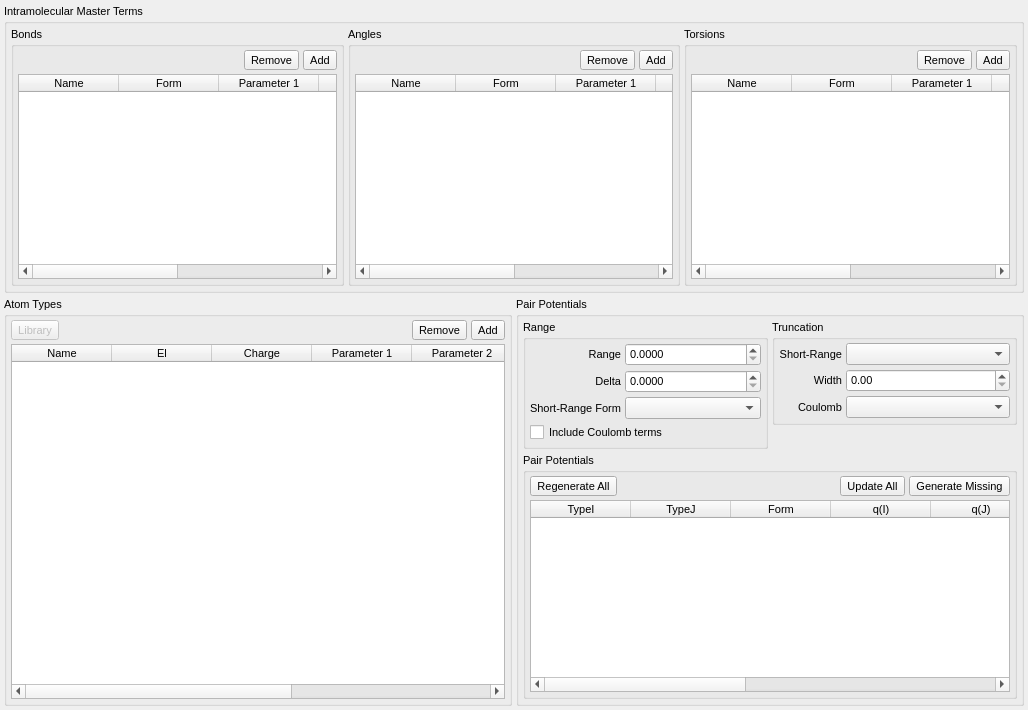
The window that src/gui/forcefieldtab.ui (disorderedmaterials/dissolve) describes before a commit, drawn with Qt 5.
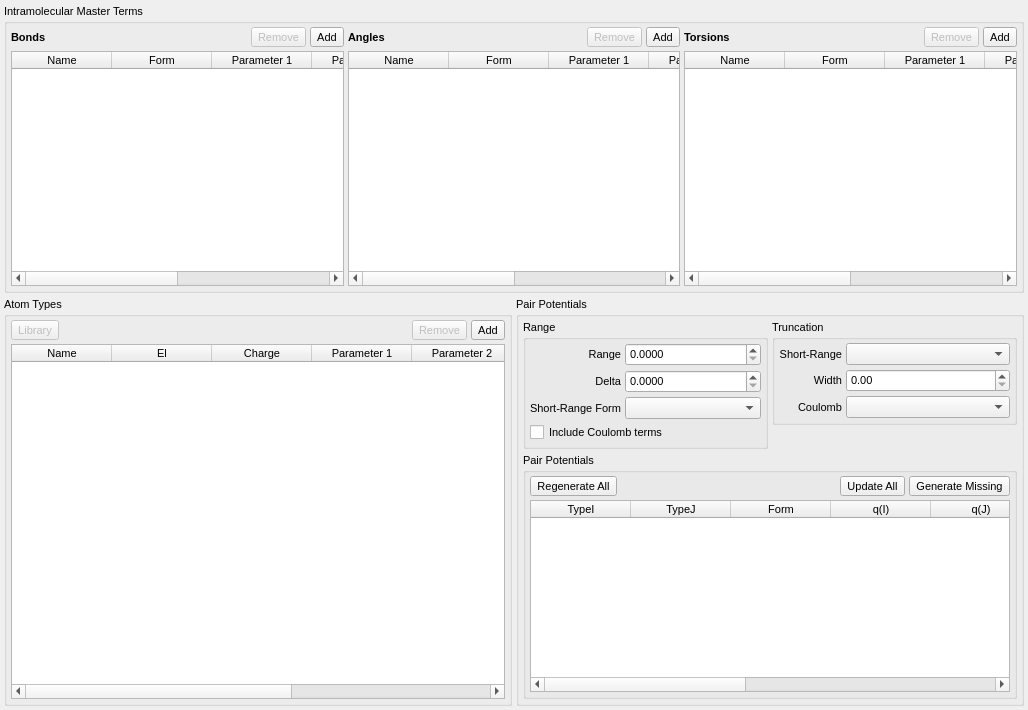
The same window after the commit. Icons and pictures are not drawn. Custom widgets are drawn as their Qt base class.

Commit message: Disable Remove buttons on Forcefield tabs, and tweak master term layout.

What changed in the file:
```diff
--- a/src/gui/forcefieldtab.ui
+++ b/src/gui/forcefieldtab.ui
@@ -56,31 +56,34 @@
        <number>4</number>
       </property>
       <item>
-       <widget class="QGroupBox" name="MasterBondsGroup">
-        <property name="title">
-         <string>Bonds</string>
-        </property>
-        <layout class="QVBoxLayout" name="verticalLayout_2">
+       <layout class="QVBoxLayout" name="MasterBondsLayout">
          <property name="spacing">
           <number>4</number>
          </property>
-         <property name="leftMargin">
-          <number>4</number>
-         </property>
-         <property name="topMargin">
-          <number>4</number>
-         </property>
-         <property name="rightMargin">
-          <number>4</number>
-         </property>
-         <property name="bottomMargin">
-          <number>4</number>
-         </property>
          <item>
           <layout class="QHBoxLayout" name="horizontalLayout">
            <property name="spacing">
             <number>4</number>
            </property>
+          <item>
+           <widget class="QLabel" name="label">
+            <property name="sizePolicy">
+             <sizepolicy hsizetype="Minimum" vsizetype="Preferred">
+              <horstretch>0</horstretch>
+              <verstretch>0</verstretch>
+             </sizepolicy>
+            </property>
+            <property name="font">
+             <font>
+              <weight>75</weight>
+              <bold>true</bold>
+             </font>
+            </property>
+            <property name="text">
+             <string>Bonds</string>
+            </property>
+           </widget>
+          </item>
            <item>
             <spacer name="horizontalSpacer">
              <property name="orientation">
@@ -96,6 +99,9 @@
            </item>
            <item>
             <widget class="QToolButton" name="MasterTermRemoveBondButton">
+            <property name="enabled">
+             <bool>false</bool>
+            </property>
              <property name="sizePolicy">
               <sizepolicy hsizetype="Fixed" vsizetype="Fixed">
                <horstretch>0</horstretch>
@@ -200,34 +206,33 @@
           </widget>
          </item>
         </layout>
-       </widget>
       </item>
       <item>
-       <widget class="QGroupBox" name="MasterAnglesGroup">
-        <property name="title">
-         <string>Angles</string>
-        </property>
-        <layout class="QVBoxLayout" name="verticalLayout_3">
-         <property name="spacing">
-          <number>4</number>
-         </property>
-         <property name="leftMargin">
-          <number>4</number>
-         </property>
-         <property name="topMargin">
-          <number>4</number>
-         </property>
-         <property name="rightMargin">
-          <number>4</number>
-         </property>
-         <property name="bottomMargin">
-          <number>4</number>
-         </property>
+       <layout class="QVBoxLayout" name="MasterAnglesLayout">
          <item>
           <layout class="QHBoxLayout" name="horizontalLayout_2">
            <property name="spacing">
             <number>4</number>
            </property>
+          <item>
+           <widget class="QLabel" name="label_2">
+            <property name="sizePolicy">
+             <sizepolicy hsizetype="Minimum" vsizetype="Preferred">
+              <horstretch>0</horstretch>
+              <verstretch>0</verstretch>
+             </sizepolicy>
+            </property>
+            <property name="font">
+             <font>
+              <weight>75</weight>
+              <bold>true</bold>
+             </font>
+            </property>
+            <property name="text">
+             <string>Angles</string>
+            </property>
+           </widget>
+          </item>
            <item>
             <spacer name="horizontalSpacer_2">
              <property name="orientation">
@@ -243,6 +248,9 @@
            </item>
            <item>
             <widget class="QToolButton" name="MasterTermRemoveAngleButton">
+            <property name="enabled">
+             <bool>false</bool>
+            </property>
              <property name="sizePolicy">
               <sizepolicy hsizetype="Fixed" vsizetype="Fixed">
                <horstretch>0</horstretch>
@@ -347,34 +355,33 @@
           </widget>
          </item>
         </layout>
-       </widget>
       </item>
       <item>
-       <widget class="QGroupBox" name="MasterTorsionsGroup">
-        <property name="title">
-         <string>Torsions</string>
-        </property>
-        <layout class="QVBoxLayout" name="verticalLayout">
-         <property name="spacing">
-          <number>4</number>
-         </property>
-         <property name="leftMargin">
-          <number>4</number>
-         </property>
-         <property name="topMargin">
-          <number>4</number>
-         </property>
-         <property name="rightMargin">
-          <number>4</number>
-         </property>
-         <property name="bottomMargin">
-          <number>4</number>
-         </property>
+       <layout class="QVBoxLayout" name="MasterTorsionsLayout">
          <item>
           <layout class="QHBoxLayout" name="horizontalLayout_3">
            <property name="spacing">
             <number>4</number>
            </property>
+          <item>
+           <widget class="QLabel" name="label_3">
+            <property name="sizePolicy">
+             <sizepolicy hsizetype="Minimum" vsizetype="Preferred">
+              <horstretch>0</horstretch>
+              <verstretch>0</verstretch>
+             </sizepolicy>
+            </property>
+            <property name="font">
+             <font>
+              <weight>75</weight>
+              <bold>true</bold>
+             </font>
+            </property>
+            <property name="text">
+             <string>Torsions</string>
+            </property>
+           </widget>
+          </item>
            <item>
             <spacer name="horizontalSpacer_3">
              <property name="orientation">
@@ -390,6 +397,9 @@
            </item>
            <item>
             <widget class="QToolButton" name="MasterTermRemoveTorsionButton">
+            <property name="enabled">
+             <bool>false</bool>
+            </property>
              <property name="sizePolicy">
               <sizepolicy hsizetype="Fixed" vsizetype="Fixed">
                <horstretch>0</horstretch>
@@ -494,7 +504,6 @@
           </widget>
          </item>
         </layout>
-       </widget>
       </item>
      </layout>
     </widget>
@@ -572,6 +581,9 @@
         </item>
         <item>
          <widget class="QToolButton" name="AtomTypeRemoveButton">
+          <property name="enabled">
+           <bool>false</bool>
+          </property>
           <property name="sizePolicy">
            <sizepolicy hsizetype="Fixed" vsizetype="Fixed">
             <horstretch>0</horstretch>
```
Lines whose indentation alone changed are shown as unchanged.
